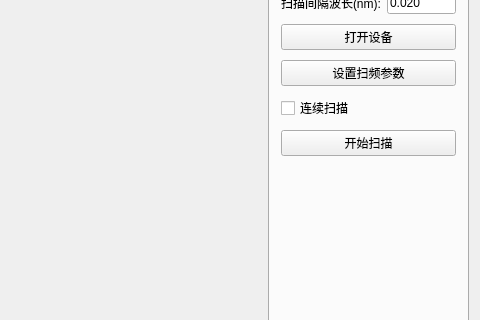
Before: the Qt Designer form FBGsensor/fbgsensor.ui in gao5254/FBGsensor, drawn with Qt 5; both pictures show x 378 to 858 and y 170 to 490 of the 858 by 646 pixel window.
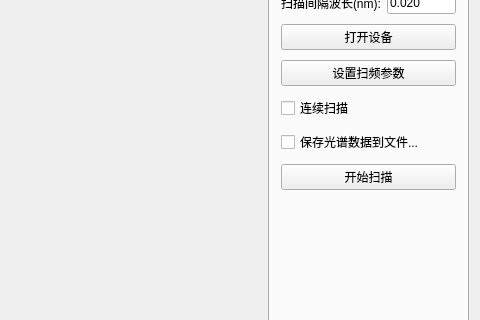
After: the same form once the commit is applied. Custom widgets are drawn as their Qt base class.

Commit message: 缩放功能完成

```diff
--- a/FBGsensor/fbgsensor.ui
+++ b/FBGsensor/fbgsensor.ui
@@ -7,7 +7,7 @@
     <x>0</x>
     <y>0</y>
     <width>858</width>
-    <height>631</height>
+    <height>643</height>
    </rect>
   </property>
   <property name="windowTitle">
@@ -243,6 +243,13 @@
           </property>
          </widget>
         </item>
+        <item>
+         <widget class="QCheckBox" name="saveSpectrumCheck">
+          <property name="text">
+           <string>保存光谱数据到文件...</string>
+          </property>
+         </widget>
+        </item>
         <item>
          <widget class="QPushButton" name="scanBtn">
           <property name="text">
```
The commit also changes 2 other files.
